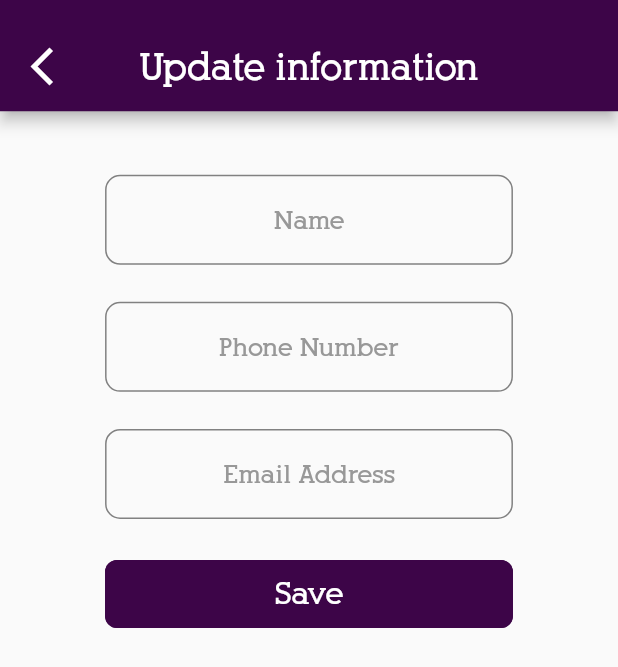
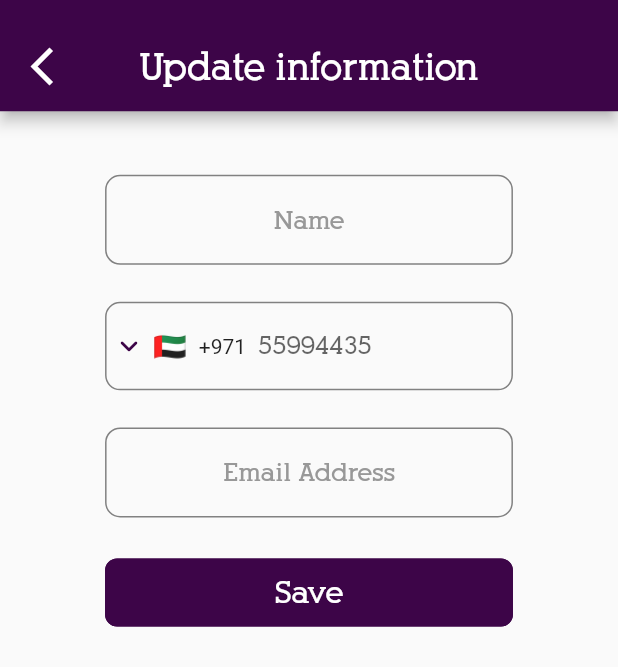
Before and after one commit to MohamedSayedBayoumy/task, a Flutter app: the UpDateInformationScreen screen opened directly with empty values, on a phone screen of 412 x 824 dp. Shown: the top 667 px of the screen. Run offline on Flutter 3.47's test engine with Material 3 defaults, Android fonts, the phone set to English and light mode, and no system bars; drawn by our look-alikes of intl_phone_field; our stand-ins replace dartz, device_preview, dio, get, shared_preferences; accounts and stored records are empty.

Commit message:
Solve issue with country code ..

```diff
--- /dev/null
+++ b/lib/common/widgets/custom_text_phone_field.dart
@@ -0,0 +1,55 @@
+import 'package:flutter/material.dart';
+import 'package:intl_phone_field/intl_phone_field.dart';
+
+import '../constants/colors.dart';
+import '../constants/fonts/fonts.dart';
+import '../constants/text_field_style.dart';
+import '../functions/media_query.dart';
+
+class CustomTextPhoneField extends StatelessWidget {
+  final TextEditingController phoneController;
+  final TextEditingController codeController;
+  const CustomTextPhoneField({
+    super.key,
+    required this.phoneController,
+    required this.codeController,
+  });
+
+  @override
+  Widget build(BuildContext context) {
+    return Padding(
+      padding:
+          EdgeInsets.symmetric(vertical: Media.height(context, space: .015)),
+      child: IntlPhoneField(
+        controller: phoneController,
+        textInputAction: TextInputAction.next,
+        dropdownIcon: Icon(
+          Icons.keyboard_arrow_down_rounded,
+          color: AppColors.mainColor,
+        ),
+        validator: (phone) {
+          if (phone!.number.isEmpty) {
+            return "Invalid mobile number";
+          }
+          return "Invalid mobile number";
+        },
+        decoration: InputDecoration(
+          counterText: "",
+          hintText: "55994435",
+          focusedErrorBorder: TextFieldBorderStyle.enabledBorder
+              .copyWith(borderSide: BorderSide(color: Colors.red.shade700)),
+          enabledBorder: TextFieldBorderStyle.enabledBorder,
+          errorBorder: TextFieldBorderStyle.enabledBorder
+              .copyWith(borderSide: BorderSide(color: Colors.red.shade700)),
+          focusedBorder: TextFieldBorderStyle.focusedBorder,
+        ),
+        initialCountryCode: 'AE',
+        style: Fonts.mainStyleBold,
+        onCountryChanged: (value) {
+          codeController.text = "+${value.dialCode.toString()}";
+          print("=========================== ${codeController.text}");
+        },
+      ),
+    );
+  }
+}
--- a/lib/controllers/register_controller.dart
+++ b/lib/controllers/register_controller.dart
@@ -82,6 +82,7 @@ class RegisterController extends GetxController {
   @override
   void onInit() {
     phoneController.clear();
+    countryCodeController!.text = "+971";
     super.onInit();
   }
 
--- a/lib/controllers/update_controller.dart
+++ b/lib/controllers/update_controller.dart
@@ -1,5 +1,6 @@
 import 'package:flutter/widgets.dart';
 import 'package:get/get.dart';
+import 'package:intl_phone_field/countries.dart';
 
 import '../common/functions/alert_loading.dart';
 import '../common/functions/snackbar.dart';
@@ -29,6 +30,9 @@ class UpDateInformationController extends GetxController {
   Future updateUser() async {
     if (formstate.currentState!.validate()) {
       showLoadingDialog();
+
+      print(
+          "========================= 222 ==================$countryCodeController");
 
       final result = await authenticationUser.updateUser(
         data: UserData(
@@ -65,7 +69,8 @@ class UpDateInformationController extends GetxController {
     nameController.text = user.name!;
     emailController.text = user.email!;
     phoneController.text = user.phone!;
-
+    countryCodeController.text = "+971";
+    update();
     super.onInit();
   }
 }
--- a/lib/model/models/user_model.dart
+++ b/lib/model/models/user_model.dart
@@ -68,7 +68,7 @@ class UserData {
     FormData formData = FormData.fromMap({
       'id': id ?? '',
       'name': name ?? '',
-      'countryCode': countryCode ?? '',
+      'country_code': countryCode ?? '',
       'phone': phone ?? '',
       'email': email ?? '',
       'token': token ?? '',
--- a/lib/view/screens/updata_information_screen.dart
+++ b/lib/view/screens/updata_information_screen.dart
@@ -8,6 +8,7 @@ import '../../common/routes/pages.dart';
 import '../../common/widgets/custom_appbar.dart';
 import '../../common/widgets/custom_button.dart';
 import '../../common/widgets/custom_text_field.dart';
+import '../../common/widgets/custom_text_phone_field.dart';
 
 class UpDateInformationScreen extends StatelessWidget {
   const UpDateInformationScreen({super.key});
@@ -37,12 +38,9 @@ class UpDateInformationScreen extends StatelessWidget {
                     return Validation.isEmpty(value!);
                   },
                 ),
-                CustomTextField(
-                  controller: controller.phoneController,
-                  hinText: "Phone Number",
-                  valid: (value) {
-                    return Validation.isEmpty(value!);
-                  },
+                CustomTextPhoneField(
+                  codeController: controller.countryCodeController,
+                  phoneController: controller.phoneController,
                 ),
                 CustomTextField(
                   controller: controller.emailController,
```
Also changed, not shown: lib/model/models/register_prameter_model.dart (+7 -9 lines), lib/view/widgets/regiester_text_fileds_widget.dart (+4 -34 lines), lib/view/screens/change_password.dart (added).
